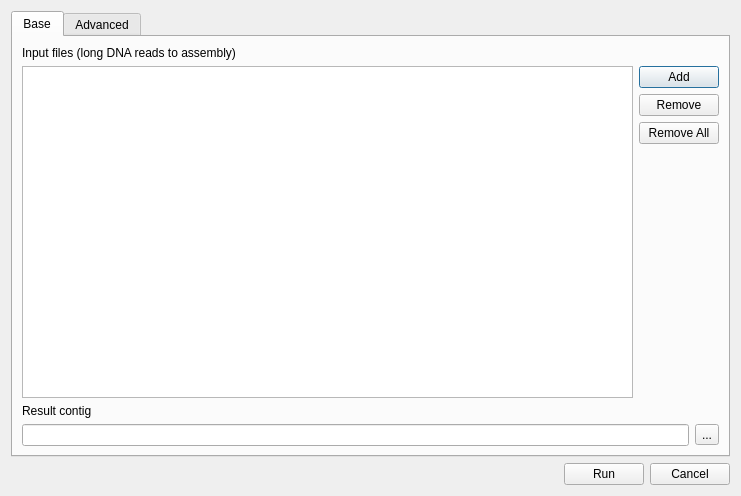
This is src/plugins/external_tool_support/src/ui/CAP3SupportDialog.ui in violethaze74/ugene as Qt 5 draws it before an edit. The edited form follows.
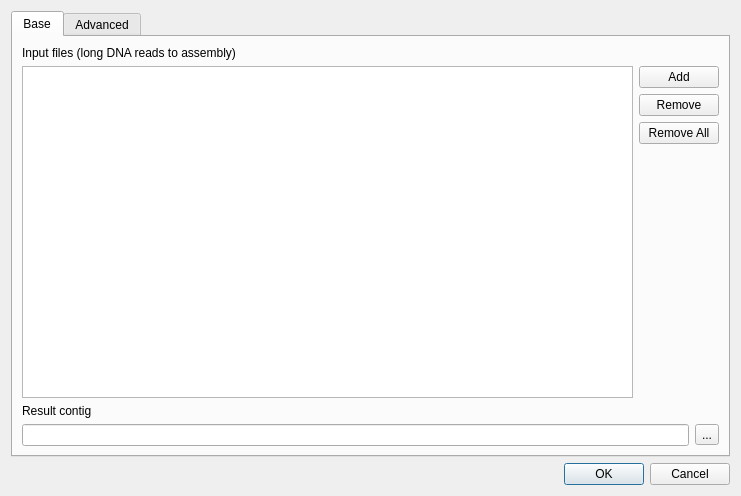
This is the edited form.

Commit message: Help system for all dialogs, UI improvements for all dialogs.

```diff
--- a/src/plugins/external_tool_support/src/ui/CAP3SupportDialog.ui
+++ b/src/plugins/external_tool_support/src/ui/CAP3SupportDialog.ui
@@ -20,7 +20,7 @@
    <string>Contig Assembly with CAP3</string>
   </property>
   <layout class="QGridLayout" name="gridLayout_6">
-   <item row="0" column="0" colspan="3">
+   <item row="0" column="0" colspan="2">
     <widget class="QTabWidget" name="tabWidget">
      <property name="currentIndex">
       <number>0</number>
@@ -442,30 +442,10 @@
      </widget>
     </widget>
    </item>
-   <item row="1" column="0">
-    <spacer name="horizontalSpacer">
-     <property name="orientation">
-      <enum>Qt::Horizontal</enum>
-     </property>
-     <property name="sizeHint" stdset="0">
-      <size>
-       <width>365</width>
-       <height>21</height>
-      </size>
-     </property>
-    </spacer>
-   </item>
-   <item row="1" column="1">
-    <widget class="QPushButton" name="pushButton_2">
-     <property name="text">
-      <string>Run</string>
-     </property>
-    </widget>
-   </item>
-   <item row="1" column="2">
-    <widget class="QPushButton" name="pushButton">
-     <property name="text">
-      <string>Cancel</string>
+   <item row="1" column="0" colspan="2">
+    <widget class="QDialogButtonBox" name="buttonBox">
+     <property name="standardButtons">
+      <set>QDialogButtonBox::Cancel|QDialogButtonBox::Ok</set>
      </property>
     </widget>
    </item>
```
Left out of the diff: 26 changed lines with no effect on the pictures. The commit also changes 309 other files.
